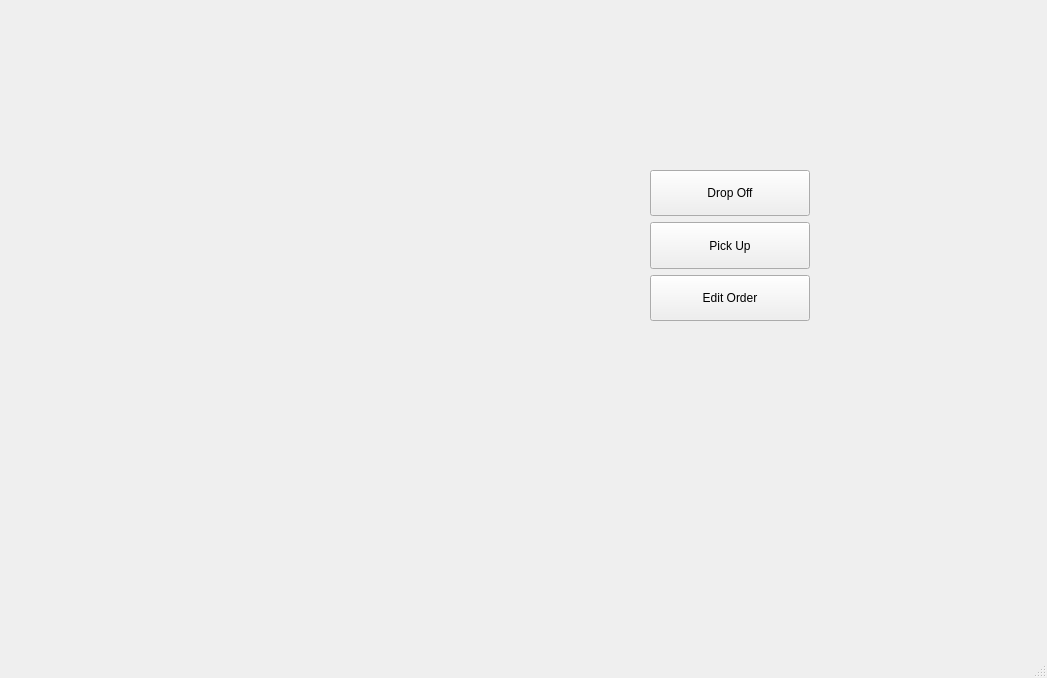
Before: the Qt Designer form mainwindow.ui in LAVjr97/CProgram, drawn with Qt 5.
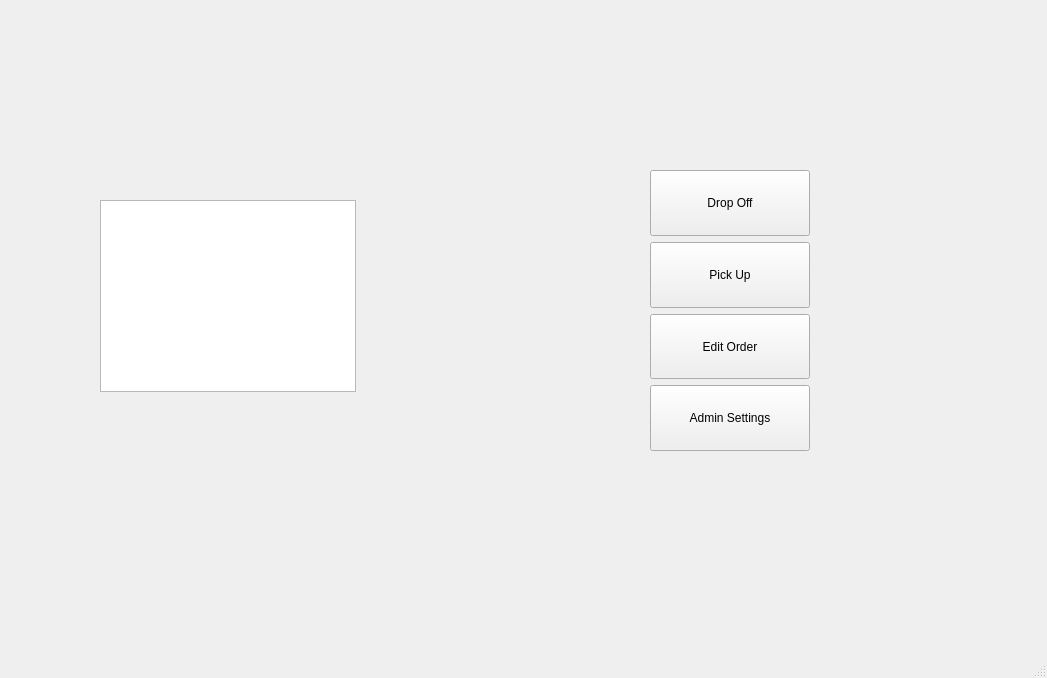
After: the same form once the commit is applied. The open tabs and pages were chosen to show the change.

```diff
--- a/mainwindow.ui
+++ b/mainwindow.ui
@@ -33,7 +33,7 @@
         <x>650</x>
         <y>170</y>
         <width>160</width>
-        <height>151</height>
+        <height>281</height>
        </rect>
       </property>
       <layout class="QVBoxLayout" name="verticalLayoutOptionsMain">
@@ -85,8 +85,34 @@
          </property>
         </widget>
        </item>
+       <item>
+        <widget class="QPushButton" name="pushButton">
+         <property name="sizePolicy">
+          <sizepolicy hsizetype="Minimum" vsizetype="Expanding">
+           <horstretch>0</horstretch>
+           <verstretch>0</verstretch>
+          </sizepolicy>
+         </property>
+         <property name="cursor">
+          <cursorShape>PointingHandCursor</cursorShape>
+         </property>
+         <property name="text">
+          <string>Admin Settings</string>
+         </property>
+        </widget>
+       </item>
       </layout>
      </widget>
+     <widget class="QGraphicsView" name="graphicsView">
+      <property name="geometry">
+       <rect>
+        <x>100</x>
+        <y>200</y>
+        <width>256</width>
+        <height>192</height>
+       </rect>
+      </property>
+     </widget>
     </widget>
     <widget class="QWidget" name="pgDropOff">
      <widget class="QPushButton" name="btnCustomer">
```
Left out of the diff: 4 changed lines with no effect on the pictures.
